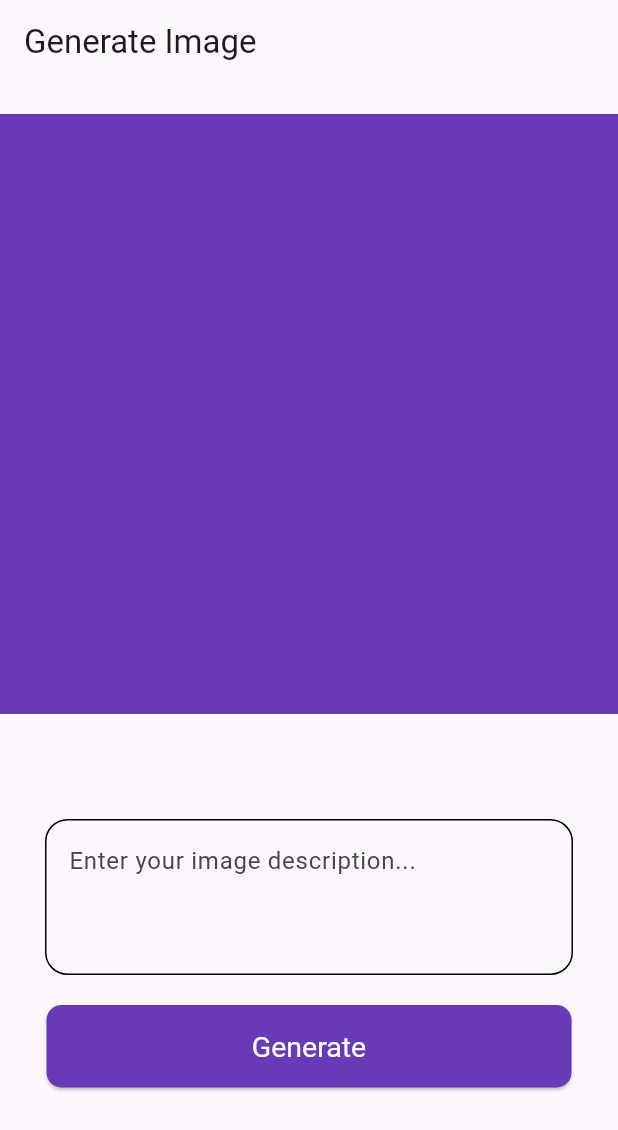
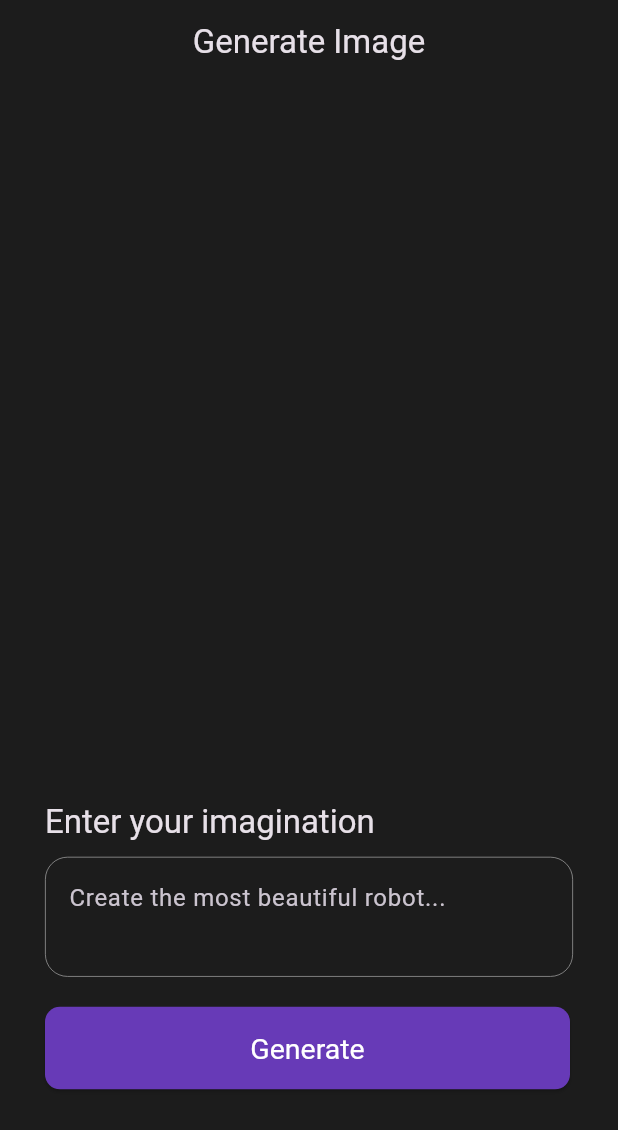
Before and after one commit to Alaminpk05/ai-image-generator, a Flutter app: the screen it shows after launch, on a phone screen of 412 x 824 dp. Shown: the top 1130 px of the screen. Run offline on Flutter 3.47's test engine with Material 3 defaults, Android fonts, the phone set to English and light mode, and no system bars; our stand-ins replace bloc, dio, flutter_bloc, flutter_dotenv, internet_connection_checker_plus.

Commit message:
Generation feature done

```diff
--- a/ai_image_generator/lib/core/config/theme/theme.dart
+++ b/ai_image_generator/lib/core/config/theme/theme.dart
@@ -1,9 +1,31 @@
+import 'package:ai_image_generator/core/constant/colors.dart';
 import 'package:flutter/material.dart';
 
 class AppTheme {
-  static ThemeData get lightTheme {
+  static ThemeData get darkTheme {
     return ThemeData(
+        scaffoldBackgroundColor: darkGrey,
+        colorScheme: ColorScheme.fromSeed(
+          brightness: Brightness.dark,
+          seedColor: Colors.deepPurple,
+        ),
+        useMaterial3: true,
+        appBarTheme: AppBarTheme(
+          color: Color(0xff1C1C1C),
+        ),
+        inputDecorationTheme: InputDecorationTheme(
 
-    );
+
+          enabledBorder: OutlineInputBorder(
+            borderSide: BorderSide(color: Colors.grey, width: 0.5),
+            borderRadius: BorderRadius.circular(15),
+          ),
+          focusedBorder: OutlineInputBorder(
+            borderSide: BorderSide(
+              color: Colors.grey,
+            ),
+            borderRadius: BorderRadius.circular(15),
+          ),
+        ));
   }
 }
--- /dev/null
+++ b/ai_image_generator/lib/core/constant/colors.dart
@@ -0,0 +1,4 @@
+import 'package:flutter/material.dart';
+
+Color darkGrey = Color(0xff1C1C1C);
+Color white = Colors.white;
--- a/ai_image_generator/lib/features/generate/bloc/prompt/prompt_bloc.dart
+++ b/ai_image_generator/lib/features/generate/bloc/prompt/prompt_bloc.dart
@@ -40,7 +40,7 @@ class ImageGeneratingBloc extends Bloc<PromptEvent, PromptState> {
       }
     } catch (e) {
       emit(ImageGeneratingErrorState(errorMessege: e.toString()));
-      debugPrint(e.toString());
+      debugPrint('Something went wrong');
       debugPrint('EMITTED CATCH ERROR STATE');
     }
   }
--- a/ai_image_generator/lib/features/generate/bloc/prompt/prompt_state.dart
+++ b/ai_image_generator/lib/features/generate/bloc/prompt/prompt_state.dart
@@ -1,7 +1,4 @@
-import 'dart:ffi';
-import 'dart:io';
 import 'dart:typed_data';
-
 import 'package:flutter/material.dart';
 
 @immutable
--- a/ai_image_generator/lib/features/generate/data/repo/contract_repo.dart
+++ b/ai_image_generator/lib/features/generate/data/repo/contract_repo.dart
@@ -1,4 +1,3 @@
-import 'dart:io';
 import 'dart:typed_data';
 
 abstract class GenerateContractRepo {
--- a/ai_image_generator/lib/features/generate/data/repo/services_repo.dart
+++ b/ai_image_generator/lib/features/generate/data/repo/services_repo.dart
@@ -4,20 +4,21 @@ import 'dart:typed_data';
 import 'package:ai_image_generator/features/generate/data/repo/contract_repo.dart';
 import 'package:dio/dio.dart';
 import 'package:flutter/material.dart';
+import 'package:flutter_dotenv/flutter_dotenv.dart';
 
 class GenerateServicesRepo implements GenerateContractRepo {
   @override
   Future<Uint8List?> generateImage(String prompt) async {
-    String url = 'https://api.vyro.ai/v2/image/generations';
-    String apiKey = 'vk-LwuY8XBj9yjaVWF3FFmcXA2ht8I3EMBDoTd2S2M2ilLOW2tJ';
+    String? url = dotenv.env['url'];
+    String? apiKey = dotenv.env['key'];
     Map<String, dynamic> header = {'Authorization': 'Bearer $apiKey'};
 
     Map<String, dynamic> payload = {
       'prompt': prompt,
       'style': 'realistic',
       'aspect_ratio': "1:1",
-      'cfg': '0',
-      'seed': '0',
+      'cfg': '10',
+      'seed': '10',
       'high_res_result': '1',
     };
     FormData formData = FormData.fromMap(payload);
@@ -25,7 +26,7 @@ class GenerateServicesRepo implements GenerateContractRepo {
     dio.options =
         BaseOptions(headers: header, responseType: ResponseType.bytes);
     final response = await dio.post(
-      url,
+      url??'Empty',
       data: formData,
     );
     if (response.statusCode == 200) {
--- a/ai_image_generator/lib/features/generate/screens/image_generate.dart
+++ b/ai_image_generator/lib/features/generate/screens/image_generate.dart
@@ -17,17 +17,27 @@ class _ImageGenerateScreenState extends State<ImageGenerateScreen> {
   @override
   Widget build(BuildContext context) {
     return Scaffold(
-      resizeToAvoidBottomInset: true, // Allows layout to adjust when the keyboard is shown
+      resizeToAvoidBottomInset: true,
       appBar: AppBar(
-        title: Text('Generate Image'),
+        centerTitle: true,
+        title: Text(
+          'Generate Image',
+          style: Theme.of(context).textTheme.titleLarge,
         ),
-      body: SingleChildScrollView(
-
+      ),
+      body: GestureDetector(
+        onTap: () {
+          FocusScope.of(context).unfocus();
+        },
+        child: SingleChildScrollView(
           child: Padding(
-          padding: EdgeInsets.symmetric(vertical: 20),
+            padding: EdgeInsets.symmetric(vertical: 5, horizontal: 0),
             child: Column(
               children: [
-              BlocConsumer<ImageGeneratingBloc, PromptState>(
+                SizedBox(
+                  height: MediaQuery.of(context).size.height * 0.55,
+                  width: double.infinity,
+                  child: BlocConsumer<ImageGeneratingBloc, PromptState>(
                     listener: (context, state) {
                       if (state is ImageGeneratingErrorState) {
                         ScaffoldMessenger.of(context).showSnackBar(
@@ -43,8 +53,11 @@ class _ImageGenerateScreenState extends State<ImageGenerateScreen> {
                       }
                       if (state is ImageGeneratingSuccessState) {
                         debugPrint('IMAGE GENERATING SUCCESS STATE');
-                    return SizedBox(
-                      height: 400,
+                        return Container(
+                          clipBehavior: Clip.hardEdge,
+                          decoration: BoxDecoration(
+                              borderRadius: BorderRadius.circular(15)),
+                          height: 300,
                           width: double.infinity,
                           child: Image.memory(
                             state.image,
@@ -52,31 +65,33 @@ class _ImageGenerateScreenState extends State<ImageGenerateScreen> {
                           ),
                         );
                       }
-                  return Container(
-                    height: 400,
-                    width: double.infinity,
-                    color: Colors.deepPurple,
-                  );
+                      return SizedBox.shrink();
                     },
                   ),
+                ),
                 SizedBox(
-                height: 50,
+                  height: 20,
                 ),
-              // No need for Expanded widget here
                 Padding(
-                padding: EdgeInsets.symmetric(vertical: 20, horizontal: 30),
+                  padding: EdgeInsets.symmetric(
+                      vertical: MediaQuery.viewInsetsOf(context).bottom,
+                      horizontal: 30),
                   child: Column(
+                    crossAxisAlignment: CrossAxisAlignment.start,
                     mainAxisAlignment: MainAxisAlignment.end,
                     children: [
+                      Text(
+                        'Enter your imagination',
+                        style: Theme.of(context).textTheme.titleLarge,
+                      ),
+                      SizedBox(
+                        height: 9,
+                      ),
                       TextFormField(
                         controller: _textEditingController,
-                      maxLines: 3,
+                        maxLines: 2,
                         decoration: InputDecoration(
-                        hintText: 'Enter your image description...',
-                        enabledBorder: OutlineInputBorder(
-                          borderRadius: BorderRadius.circular(15),
-                        ),
-                        focusedBorder: OutlineInputBorder(),
+                          hintText: 'Create the most beautiful robot...',
                         ),
                       ),
                       SizedBox(
@@ -113,6 +128,7 @@ class _ImageGenerateScreenState extends State<ImageGenerateScreen> {
             ),
           ),
         ),
+      ),
     );
   }
 }
--- a/ai_image_generator/lib/main.dart
+++ b/ai_image_generator/lib/main.dart
@@ -1,16 +1,17 @@
+import 'package:ai_image_generator/core/config/theme/theme.dart';
 import 'package:ai_image_generator/features/generate/bloc/prompt/prompt_bloc.dart';
 import 'package:ai_image_generator/features/generate/screens/image_generate.dart';
 import 'package:flutter/material.dart';
 import 'package:flutter_bloc/flutter_bloc.dart';
+import 'package:flutter_dotenv/flutter_dotenv.dart';
 
-void main() {
+Future<void> main() async {
+  await dotenv.load(fileName: ".env");
   runApp(const MyApp());
 }
 
 class MyApp extends StatelessWidget {
   const MyApp({super.key});
-
-  // This widget is the root of your application.
   @override
   Widget build(BuildContext context) {
     return MultiBlocProvider(
@@ -21,10 +22,8 @@ class MyApp extends StatelessWidget {
       ],
       child: MaterialApp(
           title: 'Image Generator',
-          theme: ThemeData(
-            colorScheme: ColorScheme.fromSeed(seedColor: Colors.deepPurple),
-            useMaterial3: true,
-          ),
+          theme: AppTheme.darkTheme,
+          darkTheme: AppTheme.darkTheme,
           home: ImageGenerateScreen()),
     );
   }
```
Also changed, not shown: ai_image_generator/pubspec.yaml (+5 -2 lines), 1 other file. Lines whose indentation alone changed are shown as unchanged.
